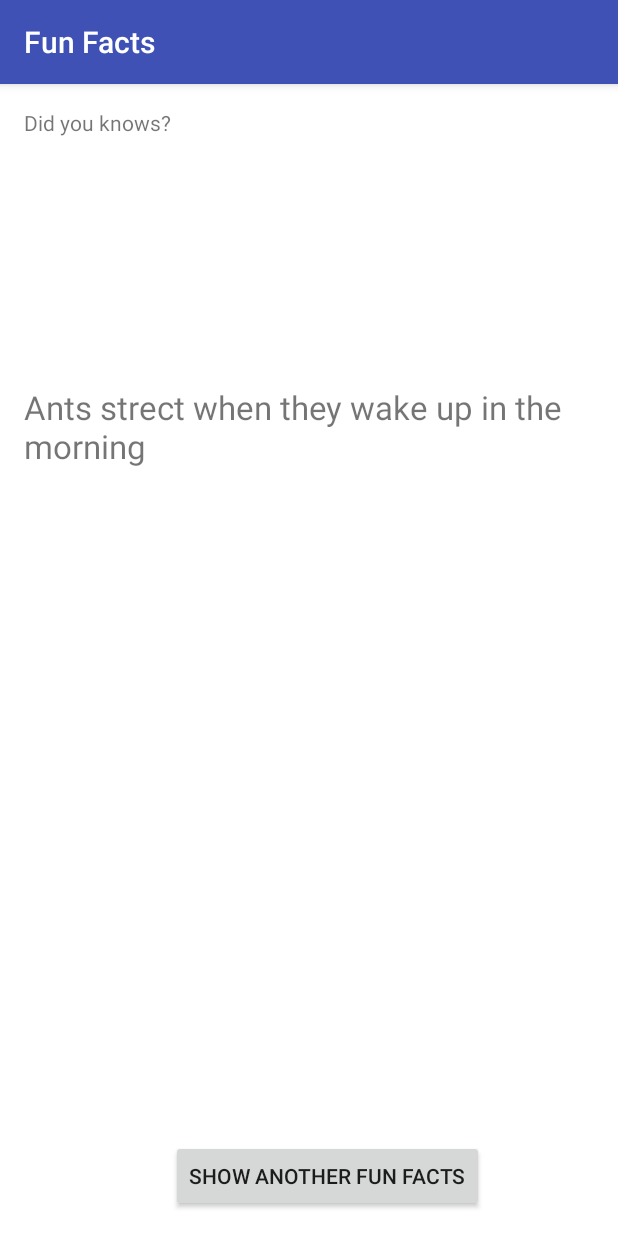
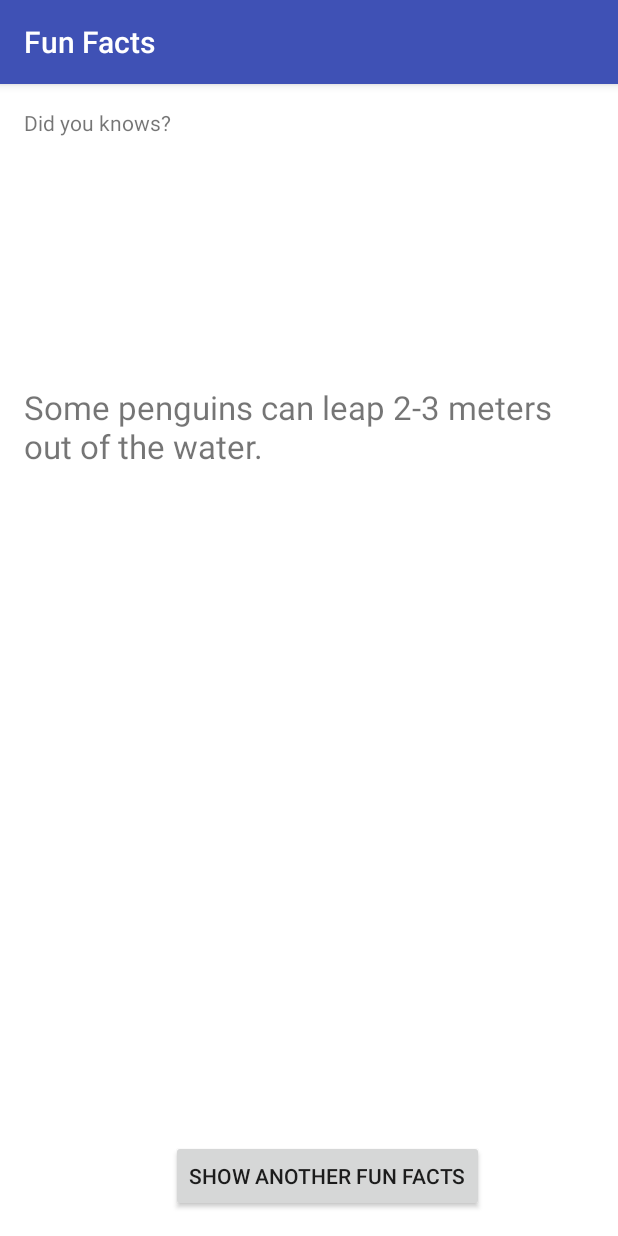
Before and after one commit to yagano1/Simple-Android-App-, an Android app: the screen it shows after launch (FunFactsActivity), after a tap on "SHOW ANOTHER FUN FACTS", on a phone screen of 412 x 824 dp. Run offline under Robolectric (Android 15) with nearby library versions, the phone set to English and light mode, and no system bars.

Commit message:
Array facts

```diff
--- a/app/src/main/java/com/example/linh/funfacts/FunFactsActivity.java
+++ b/app/src/main/java/com/example/linh/funfacts/FunFactsActivity.java
@@ -32,18 +32,21 @@ public class FunFactsActivity extends AppCompatActivity {
             @Override
             public void onClick(View View){
                 String fact = " ";
+                String[] facts = {
+                        "Ants stretch when they wake up in the morning.",
+                        "Ostriches can run faster than horses.",
+                        "Olympic gold medals are actually made mostly of silver.",
+                        "You are born with 300 bones; by the time you are an adult you will have 206.",
+                        "It takes about 8 minutes for light from the Sun to reach Earth.",
+                        "Some bamboo plants can grow almost a meter in just one day.",
+                        "The state of Florida is bigger than England.",
+                        "Some penguins can leap 2-3 meters out of the water.",
+                        "On average, it takes 66 days to form a new habit.",
+                        "Mammoths still walked the earth when the Great Pyramid was being built." };
                 Random randomGenerator = new Random();
-                int randomNumber = randomGenerator.nextInt(3);
-               if(randomNumber == 0)
-               {
-                   fact = "Pig can fly";
-               }else if (randomNumber == 1)
-               {
-                   fact = "Ants strect when they wake up in the morning";
-               }else if (randomNumber == 2)
-               {
-                   fact = "Dog can say meo meo";
-               }
+                int randomNumber = randomGenerator.nextInt(9);
+
+                fact = facts[randomNumber];
                 factLabel.setText(fact);
 
 
```
